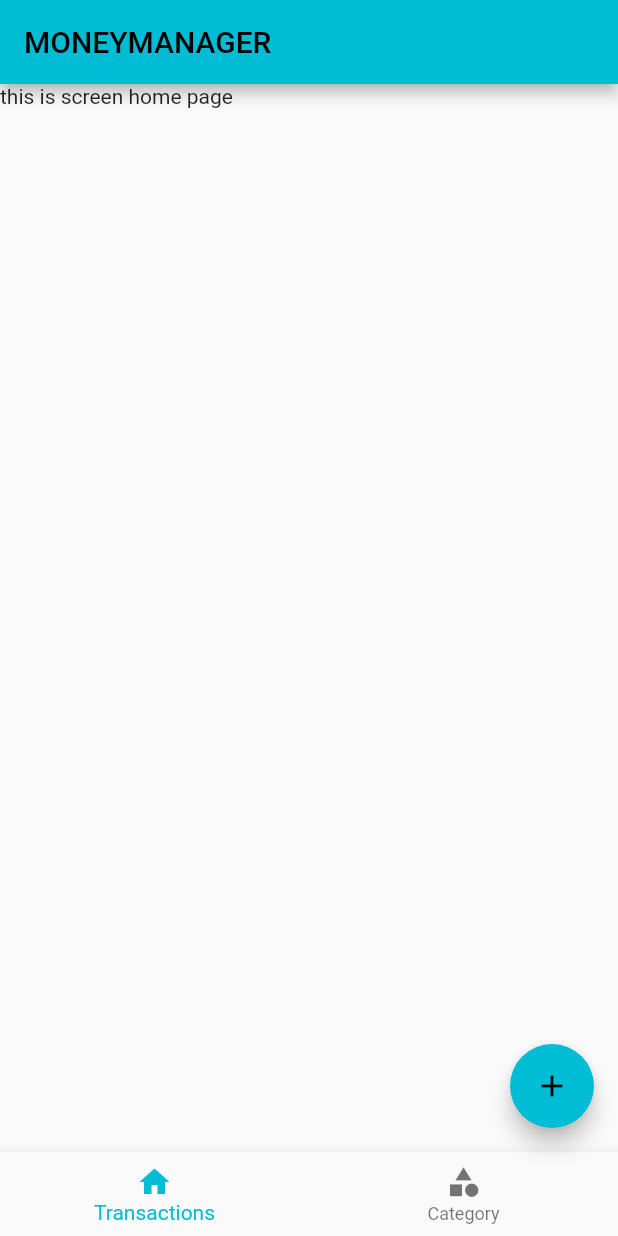
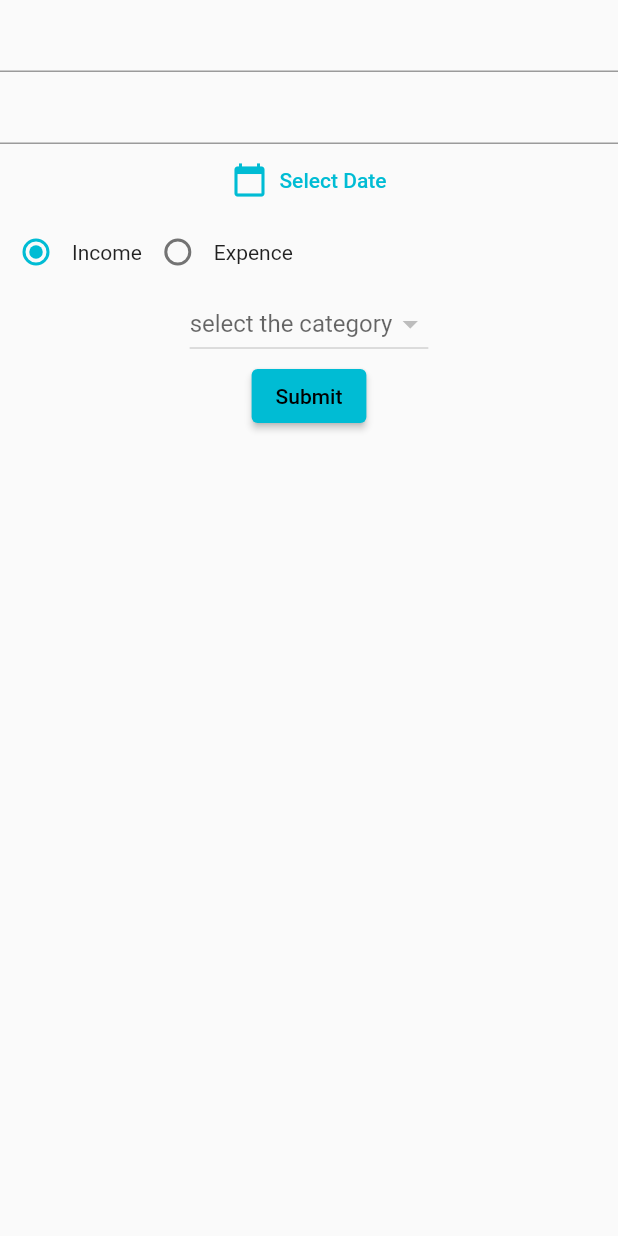
Before and after one commit to sardarmonsoorsait/money_manager, a Flutter app: the screen it shows after launch, after a tap on the "add" icon, on a phone screen of 412 x 824 dp. Run offline on Flutter 3.47's test engine with Material 2 defaults, Android fonts, the phone set to English and light mode, and no system bars; our stand-ins replace flutter_slidable, hive, hive_flutter; accounts and stored records are empty.

Commit message:
UI and logicwork completed need to remove unneccesarycode

```diff
--- /dev/null
+++ b/lib/db/transaction_db.dart
@@ -0,0 +1,46 @@
+import 'package:flutter/widgets.dart';
+import 'package:hive_flutter/adapters.dart';
+import 'package:money_manager/models/transaction_model/transaction_model.dart';
+
+const TRANSACTION_DB_NAME = 'transactiondatabase';
+
+abstract class TransactionDBFunctions {
+  Future<void> insertTransaction(TransactionModel value);
+  Future<List<TransactionModel>> getTransaction();
+  Future<void> deleteTransaction(String id);
+}
+
+class TransactionDB implements TransactionDBFunctions {
+  TransactionDB._internal();
+  static TransactionDB instance = TransactionDB._internal();
+  factory TransactionDB() {
+    return instance;
+  }
+  ValueNotifier<List<TransactionModel>> modelNotifier = ValueNotifier([]);
+  @override
+  Future<void> insertTransaction(TransactionModel value) async {
+    final db = await Hive.openBox<TransactionModel>(TRANSACTION_DB_NAME);
+    await db.put(value.id, value);
+  }
+
+  @override
+  Future<List<TransactionModel>> getTransaction() async {
+    final db = await Hive.openBox<TransactionModel>(TRANSACTION_DB_NAME);
+    return db.values.toList();
+  }
+
+  @override
+  Future<void> deleteTransaction(String id) async {
+    final db = await Hive.openBox<TransactionModel>(TRANSACTION_DB_NAME);
+    await db.delete(id);
+    updatUI();
+  }
+
+  Future updatUI() async {
+    final _list = await getTransaction();
+    _list.sort((a, b) => b.datetime.compareTo(a.datetime));
+    modelNotifier.value.clear();
+    modelNotifier.value.addAll(_list);
+    modelNotifier.notifyListeners();
+  }
+}
--- a/lib/main.dart
+++ b/lib/main.dart
@@ -3,17 +3,22 @@ import 'package:flutter/material.dart';
 import 'package:hive/hive.dart';
 import 'package:hive_flutter/hive_flutter.dart';
 import 'package:money_manager/models/category_model/category_model.dart';
+import 'package:money_manager/models/transaction_model/transaction_model.dart';
 import 'package:money_manager/screens/home_screen/myhome.dart';
+import 'package:money_manager/screens/screen_transaction/add_transaction_screen/add_transaction_screen.dart';
 
 Future<void> main(List<String> args) async {
   WidgetsFlutterBinding.ensureInitialized();
   await Hive.initFlutter();
-  runApp(MyApp());
+  runApp(const MyApp());
   if (!Hive.isAdapterRegistered(CategoryModelAdapter().typeId)) {
     Hive.registerAdapter(CategoryModelAdapter());
   }
   if (!Hive.isAdapterRegistered(CategoryTypeAdapter().typeId)) {
     Hive.registerAdapter(CategoryTypeAdapter());
+  }
+  if(!Hive.isAdapterRegistered(TransactionModelAdapter().typeId)){
+    Hive.registerAdapter(TransactionModelAdapter());
   }
 }
 
@@ -24,7 +29,10 @@ class MyApp extends StatelessWidget {
   Widget build(BuildContext context) {
     return MaterialApp(
       theme: ThemeData(primarySwatch: Colors.cyan),
-      home: MyHome(),
+      home:const MyHome(),
+      routes: {
+        AddTransactionScreen.routeName: (ctx) =>  AddTransactionScreen()
+      },
     );
   }
 }
--- /dev/null
+++ b/lib/models/transaction_model/transaction_model.dart
@@ -0,0 +1,33 @@
+import 'package:flutter/material.dart';
+import 'package:hive/hive.dart';
+import 'package:money_manager/models/category_model/category_model.dart';
+part 'transaction_model.g.dart';
+
+@HiveType(typeId: 3)
+class TransactionModel {
+  @HiveField(0)
+  final String purpose;
+  @HiveField(1)
+  final double amount;
+  @HiveField(2)
+  final DateTime datetime;
+  @HiveField(3)
+  final CategoryType type;
+  @HiveField(4)
+  final CategoryModel categorymodel;
+  @HiveField(5)
+  String? id;
+
+  TransactionModel({
+    required this.purpose,
+    required this.amount,
+    required this.datetime,
+    required this.type,
+    required this.categorymodel,
+  }) {
+
+    id = DateTime.now().millisecondsSinceEpoch.toString();
+  }
+
+  //flutter packages pub run build_runner watch --use-polling-watcher --delete-conflicting-outputs
+}
--- a/lib/screens/home_screen/myhome.dart
+++ b/lib/screens/home_screen/myhome.dart
@@ -2,10 +2,12 @@ import 'package:flutter/material.dart';
 import 'package:flutter/src/foundation/key.dart';
 import 'package:flutter/src/widgets/framework.dart';
 import 'package:money_manager/db/category_db.dart';
+import 'package:money_manager/db/transaction_db.dart';
 import 'package:money_manager/models/category_model/category_model.dart';
 import 'package:money_manager/screens/home_screen/widgets/navigation_bar.dart';
 import 'package:money_manager/screens/screen_category/category_page.dart';
 import 'package:money_manager/screens/screen_category/category_popup.dart';
+import 'package:money_manager/screens/screen_transaction/add_transaction_screen/add_transaction_screen.dart';
 import 'package:money_manager/screens/screen_transaction/screen_transaction.dart';
 //import 'package:money_manager/screens/screen_home/screen_home.dart';
 
@@ -15,14 +17,17 @@ class MyHome extends StatelessWidget {
   static ValueNotifier<int> indexNotifier = ValueNotifier(0);
   @override
   Widget build(BuildContext context) {
+
+    TransactionDB.instance.updatUI;
     return Scaffold(
-      bottomNavigationBar: HomeBottomNaviBar(),
+      bottomNavigationBar:const HomeBottomNaviBar(),
       appBar: AppBar(
-        title: Text('MONEYMANAGER'),
+        title:const Text('MONEYMANAGER'),
       ),
       body: ValueListenableBuilder(
           valueListenable: indexNotifier,
           builder: (BuildContext context, int index, _) {
+
             return SafeArea(
               child: _pages[index],
             );
@@ -30,12 +35,15 @@ class MyHome extends StatelessWidget {
       floatingActionButton: FloatingActionButton(
           onPressed: () {
             if (indexNotifier.value == 0) {
-              print('this is from transaction page');
+              //print('this is from transaction page');
+              Navigator.of(context).pushNamed(AddTransactionScreen.routeName);
+              CategoryDb.instance.updateUI();
             } else {
               // print('this is from category page');
               // final _sample = CategoryModel(id: DateTime.now().millisecondsSinceEpoch.toString(), name: 'Travel', type:CategoryType.expence);
               // CategoryDb().InsertCategory(_sample);
               CategoryPopup(context);
+              CategoryDb.instance.updateUI();
             }
           },
           child: Icon(Icons.add)),
--- a/lib/screens/home_screen/widgets/navigation_bar.dart
+++ b/lib/screens/home_screen/widgets/navigation_bar.dart
@@ -1,6 +1,7 @@
 import 'package:flutter/material.dart';
 import 'package:flutter/src/foundation/key.dart';
 import 'package:flutter/src/widgets/framework.dart';
+import 'package:money_manager/db/category_db.dart';
 import 'package:money_manager/screens/home_screen/myhome.dart';
 
 class HomeBottomNaviBar extends StatelessWidget {
@@ -8,20 +9,22 @@ class HomeBottomNaviBar extends StatelessWidget {
 
   @override
   Widget build(BuildContext context) {
+    CategoryDb.instance.updateUI();
     return ValueListenableBuilder(
         valueListenable: MyHome.indexNotifier,
-      builder: (BuildContext context,int updatedIndex,Widget? _) {
+        builder: (BuildContext context, int updatedIndex, Widget? _) {
           return BottomNavigationBar(
-          currentIndex:updatedIndex ,
+              currentIndex: updatedIndex,
               onTap: (value) {
+
                 MyHome.indexNotifier.value = value;
               },
               items: [
                 BottomNavigationBarItem(
                     icon: Icon(Icons.home), label: 'Transactions'),
-              BottomNavigationBarItem(icon: Icon(Icons.category), label: 'Category')
+                BottomNavigationBarItem(
+                    icon: Icon(Icons.category), label: 'Category')
               ]);
-      }
-    );
+        });
   }
 }
--- a/lib/screens/screen_category/category_page.dart
+++ b/lib/screens/screen_category/category_page.dart
@@ -49,5 +49,6 @@ class _ScreenCategoryState extends State<ScreenCategory>
         ))
       ],
     );
+
   }
 }
--- a/lib/screens/screen_category/category_popup.dart
+++ b/lib/screens/screen_category/category_popup.dart
@@ -7,7 +7,7 @@ import 'package:money_manager/models/category_model/category_model.dart';
 ValueNotifier<CategoryType> typeNotifier = ValueNotifier(CategoryType.income);
 final TextEditingController _textConroller = TextEditingController();
 Future<void> CategoryPopup(BuildContext context) async {
-  showDialog(
+ await showDialog(
       context: context,
       builder: (ctx) {
         return SimpleDialog(
--- /dev/null
+++ b/lib/screens/screen_transaction/add_transaction_screen/add_transaction_screen.dart
@@ -0,0 +1,169 @@
+import 'package:flutter/material.dart';
+import 'package:money_manager/db/category_db.dart';
+import 'package:money_manager/db/transaction_db.dart';
+import 'package:money_manager/models/category_model/category_model.dart';
+import 'package:money_manager/models/transaction_model/transaction_model.dart';
+
+//const INTIALVALUE = 'string';
+
+class AddTransactionScreen extends StatefulWidget {
+  AddTransactionScreen({Key? key}) : super(key: key);
+  static const routeName = 'add-transaction';
+  //ValueNotifier<TrasactionModel> modelNotifier = ValueNotifier(value);
+  @override
+  State<AddTransactionScreen> createState() => _AddTransactionScreenState();
+}
+
+/*purpose
+  amount
+  date
+  categorytype
+  item */
+class _AddTransactionScreenState extends State<AddTransactionScreen> {
+  DateTime? _selecteddate;
+  CategoryType? _selectedcategorytype;
+  CategoryModel? _selectedcategorymodel;
+  String? _selectedvalue;
+  final TextEditingController _namecontroller = TextEditingController();
+  final TextEditingController _amountcontroller = TextEditingController();
+  @override
+  void initState() {
+    _selectedcategorytype = CategoryType.income;
+    super.initState();
+  }
+
+  @override
+  Widget build(BuildContext context) {
+    return Scaffold(
+      body: SafeArea(
+          child: Column(
+        children: [
+          TextFormField(
+            controller: _namecontroller,
+          ),
+          TextFormField(
+            controller: _amountcontroller,
+          ),
+          TextButton.icon(
+            onPressed: () async {
+              final selected_datetemp = await showDatePicker(
+                context: context,
+                initialDate: DateTime.now(),
+                firstDate: DateTime.now().subtract(Duration(days: 30)),
+                lastDate: DateTime.now(),
+              );
+              setState(() {
+                _selecteddate = selected_datetemp;
+              });
+            },
+            label: Text(
+              _selecteddate == null ? 'Select Date' : _selecteddate.toString(),
+            ),
+            icon: Icon(Icons.calendar_today),
+          ),
+          Row(
+            children: [
+              Row(
+                children: [
+                  Radio(
+                      value: CategoryType.income,
+                      groupValue: _selectedcategorytype,
+                      onChanged: (type) {
+                        setState(() {
+                          _selectedcategorytype = CategoryType.income;
+                          _selectedvalue = null;
+                        });
+                      }),
+                  const Text("Income")
+                ],
+              ),
+              Row(
+                children: [
+                  Radio(
+                      value: CategoryType.expence,
+                      groupValue: _selectedcategorytype,
+                      onChanged: (type) {
+                        setState(() {
+                          _selectedcategorytype = CategoryType.expence;
+                          _selectedvalue = null;
+                        });
+                      }),
+                  const Text('Expence')
+                ],
+              ),
+            ],
+          ),
+          DropdownButton(
+            hint: const Text('select the category'),
+            value: _selectedvalue,
+            items: (_selectedcategorytype == CategoryType.income
+                    ? CategoryDb().incomelistnotifier.value
+                    : CategoryDb().expencelistnotifier.value)
+                .map((e) {
+              return DropdownMenuItem(
+                value: e.id,
+                child: Text(e.name),
+                onTap: () {
+                  _selectedcategorymodel = e;
+                },
+              );
+            }).toList(),
+            onChanged: (newValue) {
+              print(newValue);
+              setState(() {
+                _selectedvalue = newValue.toString();
+                //newValue = null;
+              });
+            },
+          ),
+          ElevatedButton(
+              onPressed: () {
+                insTransaction();
+                Navigator.of(context).pop();
+              },
+              child: const Text('Submit')),
+        ],
+      )),
+    );
+  }
+
+  Future<void> insTransaction() async {
+    final _purpose = _namecontroller.text;
+    if (_purpose.isEmpty) {
+      return;
+    }
+    final _amount = _amountcontroller.text;
+    if (_amount.isEmpty) {
+      return;
+    }
+    final parsedamount = double.tryParse(_amount);
+    if (parsedamount == null) {
+      return;
+    }
+    final date = _selecteddate;
+    if (date == null) {
+      return;
+    }
+    final CategoryType _type = _selectedcategorytype!;
+    final CategoryModel categorymodel = _selectedcategorymodel!;
+
+    // final _model = TransactionModel(
+    //   purpose: purpose,
+
+    //   amount: amount,
+    //   datetime: date,
+    //   type: _type,
+    //   categorymodel: categorymodel,
+    // );
+
+    final _model = TransactionModel(
+        purpose: _purpose,
+        amount: parsedamount,
+        datetime: date,
+        type: _type,
+        categorymodel: categorymodel);
+
+    TransactionDB.instance.insertTransaction(_model);
+    TransactionDB.instance.updatUI();
+  }
+}
--- a/lib/screens/screen_transaction/screen_transaction.dart
+++ b/lib/screens/screen_transaction/screen_transaction.dart
@@ -1,12 +1,91 @@
 import 'package:flutter/cupertino.dart';
+import 'package:flutter/material.dart';
 import 'package:flutter/src/foundation/key.dart';
 import 'package:flutter/src/widgets/framework.dart';
+import 'package:flutter_slidable/flutter_slidable.dart';
+import 'package:intl/intl.dart';
+import 'package:money_manager/db/category_db.dart';
+import 'package:money_manager/models/category_model/category_model.dart';
+import 'package:money_manager/models/transaction_model/transaction_model.dart';
+
+import '../../db/transaction_db.dart';
 
 class ScreenTrasaction extends StatelessWidget {
   const ScreenTrasaction({Key? key}) : super(key: key);
 
   @override
   Widget build(BuildContext context) {
-    return Text('this is screen home page');
+    CategoryDb.instance.updateUI;
+    TransactionDB.instance.updatUI();
+    return ValueListenableBuilder(
+        valueListenable: TransactionDB.instance.modelNotifier,
+        builder: (BuildContext ctx, List<TransactionModel> newlist, Widget? _) {
+          return ListView.separated(
+            itemBuilder: ((context, index) {
+              final _list = newlist[index];
+              return Slidable(
+                key: Key(_list.id!),
+                startActionPane: ActionPane(
+                  motion: ScrollMotion(),
+                  children: [
+                    SlidableAction(
+                      onPressed: (context1) {
+
+                        TransactionDB.instance.deleteTransaction(_list.id.toString());
+                      },
+                      backgroundColor: Color(0xFFFE4A49),
+                      foregroundColor: Colors.white,
+                      icon: Icons.delete,
+                      label: 'Delete',
+                    ),
+                    SlidableAction(
+                      onPressed: (context) {},
+                      backgroundColor: Color(0xFF21B7CA),
+                      foregroundColor: Colors.white,
+                      icon: Icons.share,
+                      label: 'share',
+                    )
+                  ],
+                  /*dismissible: DismissiblePane(onDismissed: () {
+                    TransactionDB.instance.deleteTransaction(_list.id!);
+                  })*/
+                ),
+                child: Card(
+                  shadowColor: _list.type == CategoryType.income
+                      ? Color.fromARGB(255, 33, 107, 36)
+                      : Color.fromARGB(255, 84, 8, 2),
+                  child: ListTile(
+                    title: Text('${_list.amount}'),
+                    subtitle: Text('${_list.purpose}'),
+                    trailing: IconButton(
+                      icon: Icon(Icons.delete),
+                      onPressed: () {
+                        TransactionDB.instance.deleteTransaction(_list.id.toString());
+                      },
+                    ),
+                    leading: CircleAvatar(
+                      backgroundColor: _list.type == CategoryType.income
+                          ? Color.fromARGB(255, 163, 231, 165)
+                          : Color.fromARGB(255, 243, 148, 141),
+                      child: Text(parsedate(_list.datetime)),
+                    ),
+                  ),
+                ),
+              );
+            }),
+            separatorBuilder: (context, index) {
+              return SizedBox(height: 2);
+            },
+            itemCount: newlist.length,
+          );
+        });
+  }
+
+  String parsedate(DateTime date) {
+    final format = DateFormat.MMMd();
+    final _date = format.format(date);
+    final splitdate = _date.split(' ');
+    return '${splitdate.last}\n ${splitdate.first}';
+    //return '${date.day}\n${date.month}';
   }
 }
--- a/pubspec.yaml
+++ b/pubspec.yaml
@@ -36,6 +36,8 @@ dependencies:
   cupertino_icons: ^1.0.2
   hive: ^2.2.2
   hive_flutter: ^1.1.0
+  intl: ^0.17.0
+  flutter_slidable: ^1.3.0
 
 dev_dependencies:
   flutter_test:
```
Also changed, not shown: lib/models/transaction_model/transaction_model.g.dart (added), pubspec.lock. Lines whose indentation alone changed are shown as unchanged.
